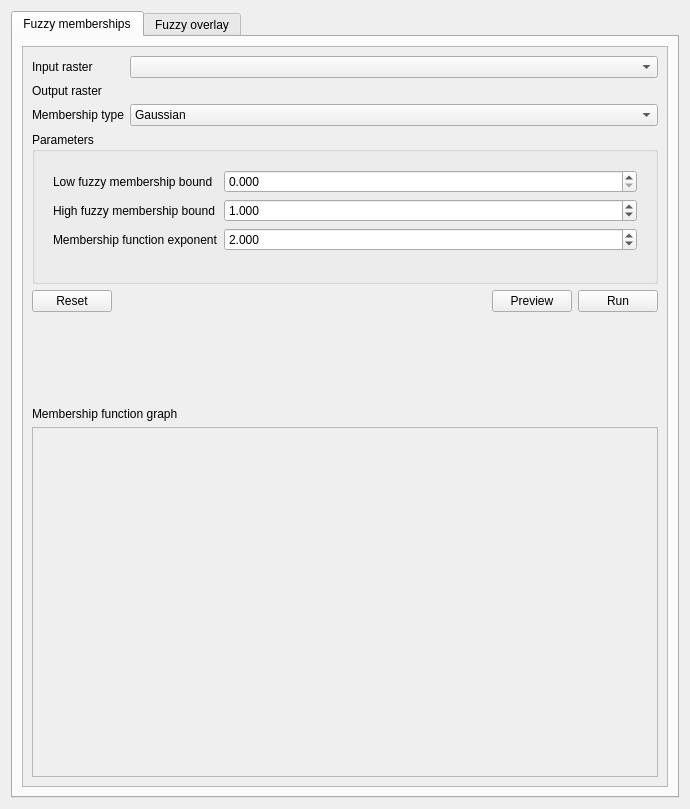
First picture: the form in eis_qgis_plugin/resources/ui/modeling/wizard_fuzzy_overlay.ui, repository GispoCoding/eis_qgis_plugin, before the edit.
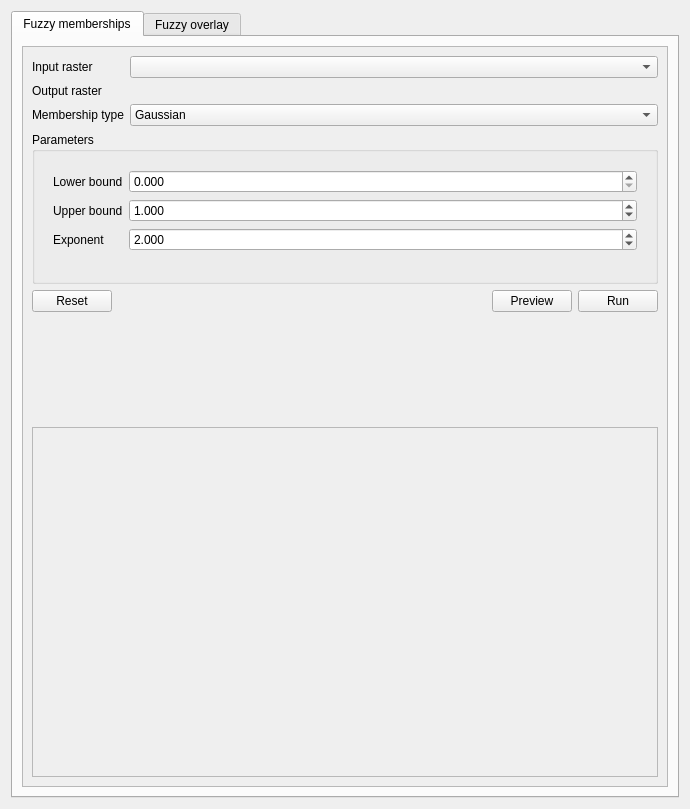
Second picture: the form after the edit. The open tabs and pages were chosen to show the change. Custom widgets are drawn as their Qt base class.

Commit message: Fuzzy membership functions plots working, membership raster generation and ovelay WIP

Diff of the .ui file:
```diff
--- a/eis_qgis_plugin/resources/ui/modeling/wizard_fuzzy_overlay.ui
+++ b/eis_qgis_plugin/resources/ui/modeling/wizard_fuzzy_overlay.ui
@@ -288,7 +288,7 @@
                   <item row="0" column="0">
                    <widget class="QLabel" name="label_9">
                     <property name="text">
-                     <string>Low fuzzy membership bound</string>
+                     <string>Lower bound</string>
                     </property>
                    </widget>
                   </item>
@@ -302,7 +302,7 @@
                   <item row="1" column="0">
                    <widget class="QLabel" name="label_10">
                     <property name="text">
-                     <string>High fuzzy membership bound</string>
+                     <string>Upper bound</string>
                     </property>
                    </widget>
                   </item>
@@ -319,7 +319,7 @@
                   <item row="2" column="0">
                    <widget class="QLabel" name="label_11">
                     <property name="text">
-                     <string>Membership function exponent</string>
+                     <string>Exponent</string>
                     </property>
                    </widget>
                   </item>
@@ -430,20 +430,7 @@
             </spacer>
            </item>
            <item>
-            <widget class="QLabel" name="membership_graph_label">
-             <property name="sizePolicy">
-              <sizepolicy hsizetype="Preferred" vsizetype="Maximum">
-               <horstretch>0</horstretch>
-               <verstretch>0</verstretch>
-              </sizepolicy>
-             </property>
-             <property name="text">
-              <string>Membership function graph</string>
-             </property>
-            </widget>
-           </item>
-           <item>
-            <widget class="QFrame" name="membership_graph_container">
+            <widget class="QFrame" name="membership_plot_container">
              <property name="minimumSize">
               <size>
                <width>0</width>
```
Left out of the diff: 22 changed lines with no effect on the pictures. The commit also changes 5 other files.
